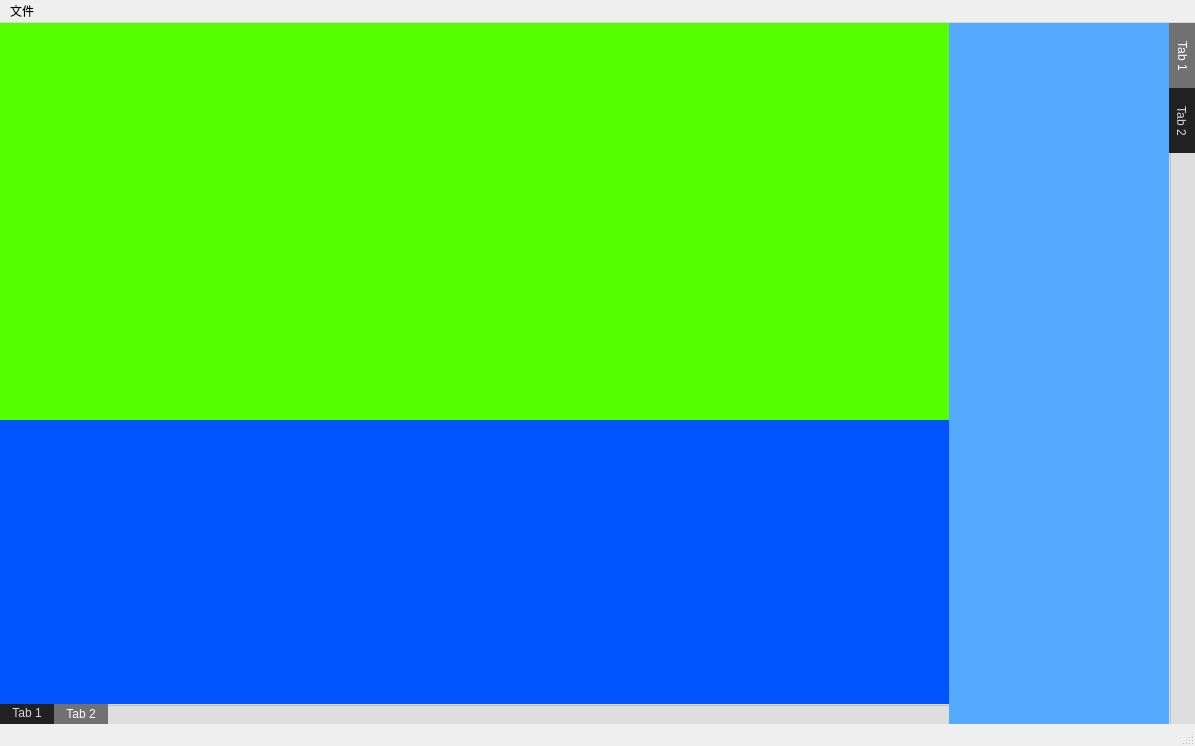
This is UI/ScriptManagement.ui in LX-sys/scriptmanagement as Qt 5 draws it before an edit. The edited form follows.
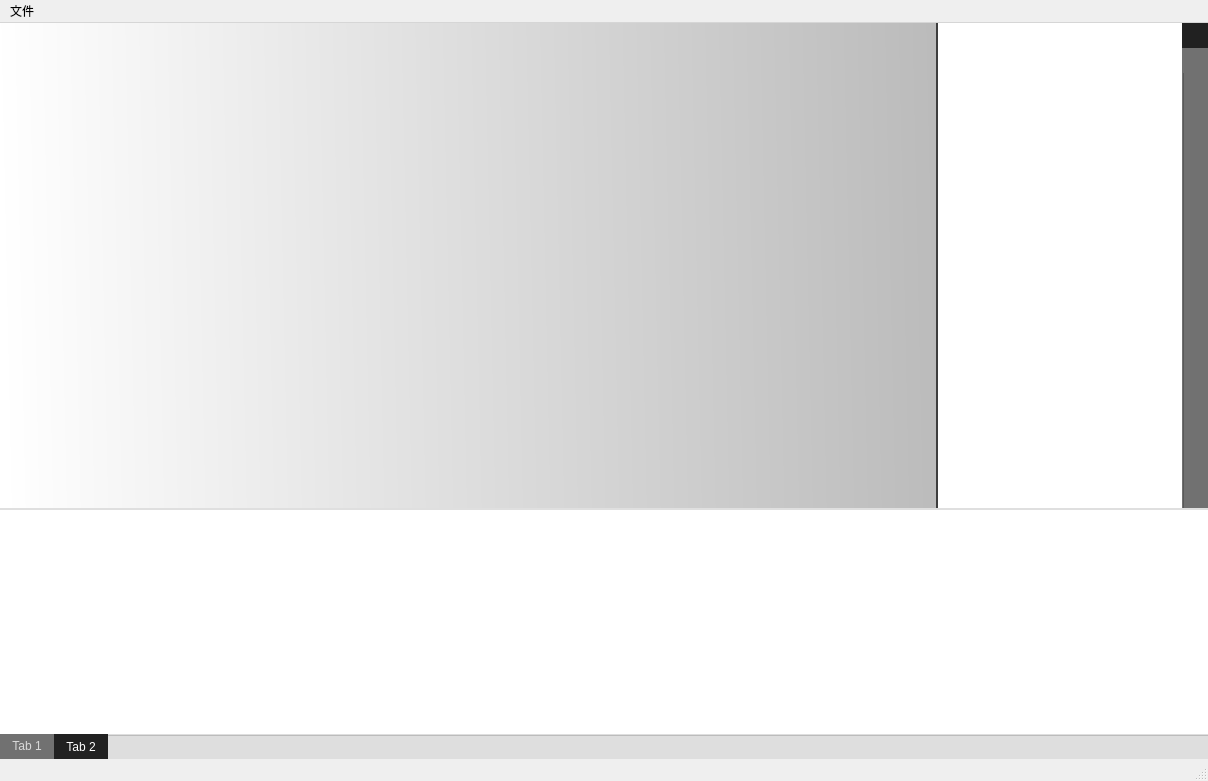
This is the edited form. The open tabs and pages were chosen to show the change.

```diff
--- a/UI/ScriptManagement.ui
+++ b/UI/ScriptManagement.ui
@@ -6,8 +6,8 @@
    <rect>
     <x>0</x>
     <y>0</y>
-    <width>1195</width>
-    <height>746</height>
+    <width>1208</width>
+    <height>781</height>
    </rect>
   </property>
   <property name="windowTitle">
@@ -44,13 +44,12 @@
 	color: rgb(0, 85, 255);
 }
 QPushButton{
-	
 	color: rgb(84, 84, 84);
 	background-color: rgb(0, 255, 0);
 }</string>
       </property>
       <property name="currentIndex">
-       <number>0</number>
+       <number>1</number>
       </property>
       <widget class="QWidget" name="page">
        <layout class="QGridLayout" name="gridLayout_2">
@@ -70,50 +69,66 @@
          <number>0</number>
         </property>
         <item row="0" column="0">
-         <widget class="QSplitter" name="splitter_2">
+         <widget class="QSplitter" name="splitter_v">
+          <property name="lineWidth">
+           <number>0</number>
+          </property>
           <property name="orientation">
-           <enum>Qt::Horizontal</enum>
+           <enum>Qt::Vertical</enum>
           </property>
           <property name="handleWidth">
            <number>0</number>
           </property>
-          <widget class="QSplitter" name="splitter">
+          <property name="childrenCollapsible">
+           <bool>false</bool>
+          </property>
+          <widget class="QSplitter" name="splitter_h">
+           <property name="lineWidth">
+            <number>0</number>
+           </property>
            <property name="orientation">
-            <enum>Qt::Vertical</enum>
+            <enum>Qt::Horizontal</enum>
            </property>
            <property name="handleWidth">
             <number>0</number>
            </property>
+           <property name="childrenCollapsible">
+            <bool>false</bool>
+           </property>
            <widget class="QWidget" name="card_body" native="true">
             <property name="styleSheet">
-             <string notr="true">background-color: rgb(85, 255, 0);</string>
+             <string notr="true">background-color: qlineargradient(spread:pad, x1:0, y1:0.528136, x2:1, y2:0.517, stop:0 rgba(255, 255, 255, 255), stop:1 rgba(187, 187, 187, 255));</string>
             </property>
            </widget>
-           <widget class="QTabWidget" name="crad_affiliated">
+           <widget class="QTabWidget" name="left_Tabwidget">
+            <property name="focusPolicy">
+             <enum>Qt::NoFocus</enum>
+            </property>
             <property name="styleSheet">
              <string notr="true">QWidget{
-	background-color: rgb(0, 85, 255);
+background-color: rgb(255, 255, 255);
+border-left:2px solid rgb(62, 62, 62);
 }
 QTabBar{
-background-color:none;
+background-color:  rgb(113, 113, 113);
+border:none;
 }
 QTabBar::tab{
-	font: 8pt &quot;微软雅黑&quot;;
-	color: rgb(217, 217, 217);
-	height:20px;
-	background-color: rgb(33, 33, 33);
+font: 8pt &quot;微软雅黑&quot;;
+color: rgb(217, 217, 217);
+height:25px;
+background-color: rgb(113, 113, 113);
 }
 QTabBar::tab:selected{
-	color: rgb(255, 255, 255);
-	background-color: rgb(113, 113, 113);
-}
-</string>
+color: rgb(255, 255, 255);
+background-color: rgb(33, 33, 33);
+}</string>
             </property>
             <property name="tabPosition">
-             <enum>QTabWidget::South</enum>
+             <enum>QTabWidget::East</enum>
             </property>
             <property name="currentIndex">
-             <number>1</number>
+             <number>0</number>
             </property>
             <property name="elideMode">
              <enum>Qt::ElideLeft</enum>
@@ -130,43 +145,47 @@
             <property name="tabBarAutoHide">
              <bool>false</bool>
             </property>
-            <widget class="QWidget" name="tab">
+            <widget class="QWidget" name="tab_3">
              <attribute name="title">
               <string>Tab 1</string>
              </attribute>
             </widget>
-            <widget class="QWidget" name="tab_2">
+            <widget class="QWidget" name="tab_4">
              <attribute name="title">
               <string>Tab 2</string>
              </attribute>
             </widget>
            </widget>
           </widget>
-          <widget class="QTabWidget" name="left_Tabwidget">
+          <widget class="QTabWidget" name="crad_affiliated">
            <property name="styleSheet">
             <string notr="true">QWidget{
-	background-color: rgb(85, 170, 255);
+background-color: rgb(255, 255, 255);
+border-top:1px solid rgb(223, 223, 223)
 }
 QTabBar{
 background-color:none;
+border:none;
 }
 QTabBar::tab{
-	font: 8pt &quot;微软雅黑&quot;;
-	color: rgb(217, 217, 217);
-	height:65px;
-	background-color: rgb(33, 33, 33);
+font: 8pt &quot;微软雅黑&quot;;
+color: rgb(217, 217, 217);
+height:25px;
+background-color: rgb(113, 113, 113);
 }
 QTabBar::tab:selected{
-	color: rgb(255, 255, 255);
-	background-color: rgb(113, 113, 113);
-}
-</string>
+color: rgb(255, 255, 255);
+background-color: rgb(33, 33, 33);
+}</string>
            </property>
            <property name="tabPosition">
-            <enum>QTabWidget::East</enum>
+            <enum>QTabWidget::South</enum>
+           </property>
+           <property name="tabShape">
+            <enum>QTabWidget::Rounded</enum>
            </property>
            <property name="currentIndex">
-            <number>0</number>
+            <number>1</number>
            </property>
            <property name="elideMode">
             <enum>Qt::ElideLeft</enum>
@@ -174,21 +193,15 @@
            <property name="documentMode">
             <bool>true</bool>
            </property>
-           <property name="tabsClosable">
-            <bool>false</bool>
-           </property>
            <property name="movable">
             <bool>true</bool>
            </property>
-           <property name="tabBarAutoHide">
-            <bool>false</bool>
-           </property>
-           <widget class="QWidget" name="tab_3">
+           <widget class="QWidget" name="tab_5">
             <attribute name="title">
              <string>Tab 1</string>
             </attribute>
            </widget>
-           <widget class="QWidget" name="tab_4">
+           <widget class="QWidget" name="tab_6">
             <attribute name="title">
              <string>Tab 2</string>
             </attribute>
@@ -382,7 +395,6 @@
         <property name="styleSheet">
          <string notr="true">QLabel{
 	color:rgb(107, 107, 107);
-	
 	font: 11pt &quot;微软雅黑&quot;;
 }</string>
         </property>
@@ -400,9 +412,7 @@
          </rect>
         </property>
         <property name="styleSheet">
-         <string notr="true">QLabel{
-	background-color: rgb(85, 255, 0);
-}</string>
+         <string notr="true"/>
         </property>
         <property name="text">
          <string/>
@@ -418,9 +428,7 @@
          </rect>
         </property>
         <property name="styleSheet">
-         <string notr="true">QLabel{
-	background-color: rgb(85, 255, 0);
-}</string>
+         <string notr="true"/>
         </property>
         <property name="text">
          <string/>
@@ -436,7 +444,7 @@
     <rect>
      <x>0</x>
      <y>0</y>
-     <width>1195</width>
+     <width>1208</width>
      <height>23</height>
     </rect>
    </property>
```
